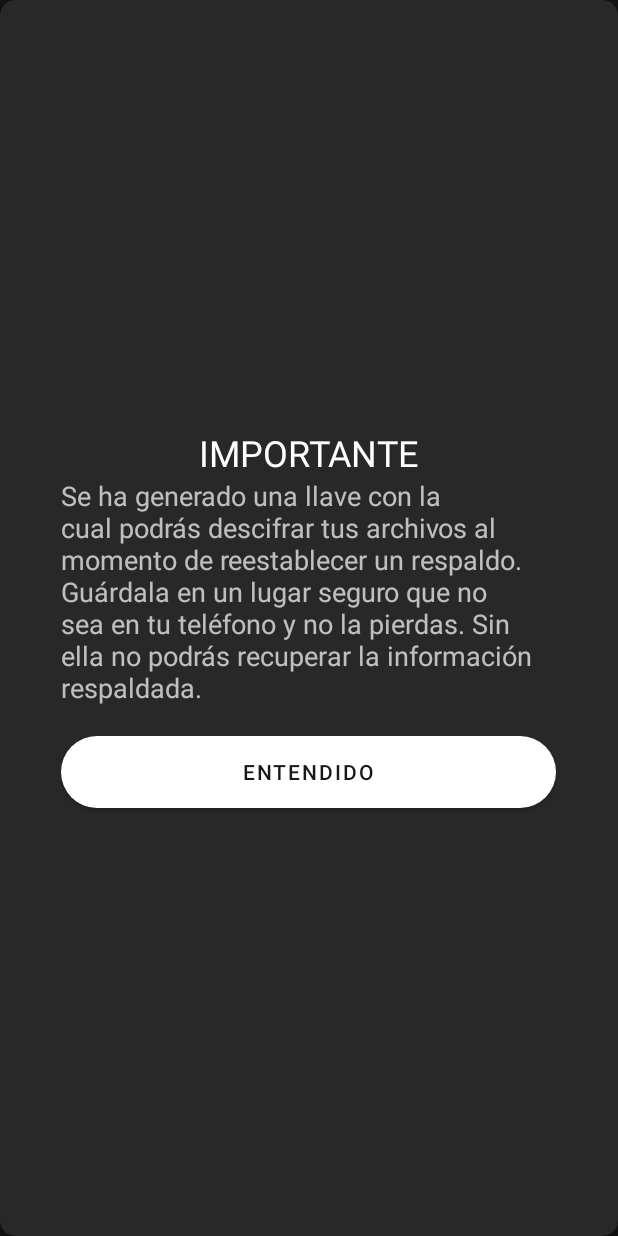
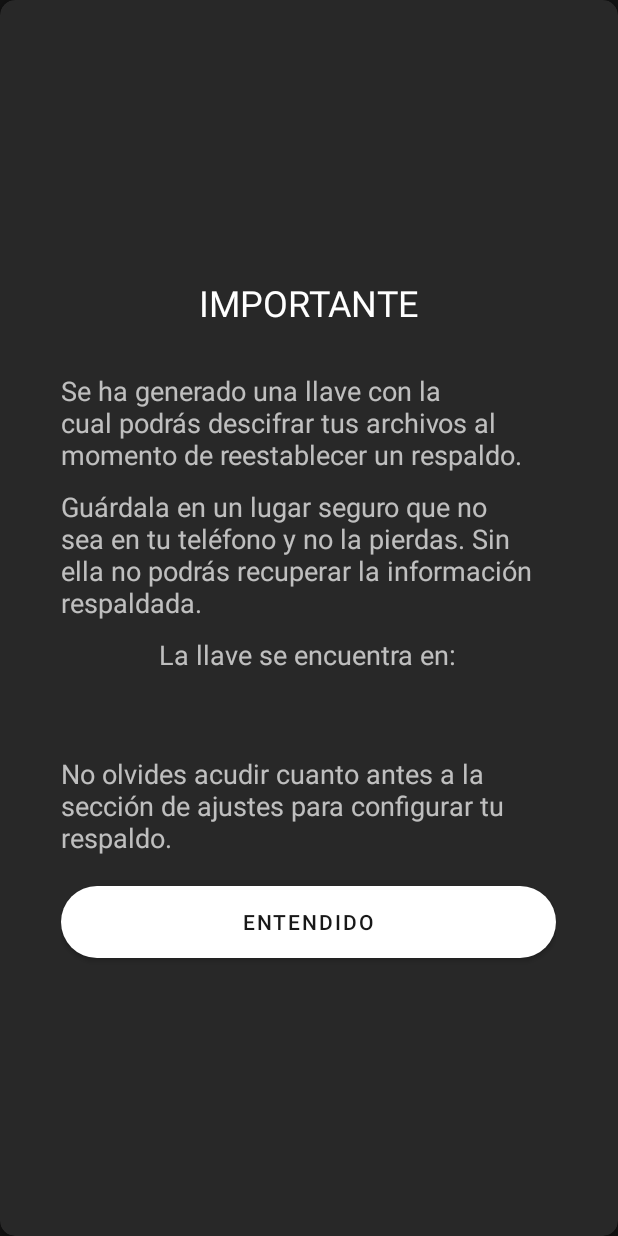
Before and after one commit to Me0089mo/EmergencyBackup, an Android app: the RegistrationSuccess screen opened directly, with no data from a screen before it, on a phone screen of 412 x 824 dp. Run offline under Robolectric (Android 15) with nearby library versions, the phone set to English and light mode, and no system bars.

```diff
--- a/V1.0/app/src/main/java/com/example/emergencybackupv10/RegistrationSuccess.kt
+++ b/V1.0/app/src/main/java/com/example/emergencybackupv10/RegistrationSuccess.kt
@@ -4,11 +4,17 @@ import android.content.Intent
 import androidx.appcompat.app.AppCompatActivity
 import android.os.Bundle
 import android.view.View
+import kotlinx.android.synthetic.main.activity_registration_success.*
 
 class RegistrationSuccess : AppCompatActivity() {
     override fun onCreate(savedInstanceState: Bundle?) {
         super.onCreate(savedInstanceState)
         setContentView(R.layout.activity_registration_success)
+        val key_loc = intent.getStringExtra(getString(R.string.KEY_LOCATION))
+        txt_key_location.text = key_loc
+        txt_key_location.setOnClickListener{ v ->
+
+        }
     }
 
     fun goHome(v: View){
--- a/V1.0/app/src/main/java/com/example/emergencybackupv10/fragments/HomeFragment.kt
+++ b/V1.0/app/src/main/java/com/example/emergencybackupv10/fragments/HomeFragment.kt
@@ -70,7 +70,7 @@ class HomeFragment : Fragment() {
 
         btn_cifrar.setOnClickListener { v: View? ->
             if (v != null) {
-                (activity as Home).startBackup(v)
+                (activity as Home).startBackup()
             }
         }
 
--- a/V1.0/app/src/main/res/layout/activity_registration_success.xml
+++ b/V1.0/app/src/main/res/layout/activity_registration_success.xml
@@ -70,6 +70,7 @@
                                             <TextView
                                                 android:layout_width="wrap_content"
                                                 android:layout_height="wrap_content"
+                                                android:layout_marginBottom="30dp"
                                                 android:text="@string/importante"
                                                 android:textAppearance="@style/TextAppearance.AppCompat.Headline"/>
 
@@ -77,6 +78,35 @@
                                                 android:layout_width="wrap_content"
                                                 android:layout_height="wrap_content"
                                                 android:text="@string/key_generated"
+                                                android:layout_marginBottom="10dp"
+                                                android:textAppearance="@style/TextAppearance.AppCompat.Medium" />
+
+                                            <TextView
+                                                android:layout_width="wrap_content"
+                                                android:layout_height="wrap_content"
+                                                android:text="@string/key_generated2"
+                                                android:layout_marginBottom="10dp"
+                                                android:textAppearance="@style/TextAppearance.AppCompat.Medium" />
+
+                                            <TextView
+                                                android:layout_width="wrap_content"
+                                                android:layout_height="wrap_content"
+                                                android:layout_marginBottom="10dp"
+                                                android:text="@string/key_location"
+                                                android:textAppearance="@style/TextAppearance.AppCompat.Medium" />
+
+                                            <TextView
+                                                android:id="@+id/txt_key_location"
+                                                android:layout_width="wrap_content"
+                                                android:layout_height="wrap_content"
+                                                android:text=""
+                                                android:layout_marginBottom="20dp"
+                                                android:textAppearance="@style/TextAppearance.AppCompat.Medium" />
+
+                                            <TextView
+                                                android:layout_width="wrap_content"
+                                                android:layout_height="wrap_content"
+                                                android:text="@string/go_to_config"
                                                 android:textAppearance="@style/TextAppearance.AppCompat.Medium" />
 
                                             <Button
--- a/V1.0/app/src/main/res/values/keys.xml
+++ b/V1.0/app/src/main/res/values/keys.xml
@@ -9,4 +9,6 @@
     <string name="ARG_PRIV_KEY">privateKey</string>
     <string name="CONFIG_WAS_LOGED_IN">LOGED_IN</string>
     <string name="CONFIG_DIR_SET">DIR_SET</string>
+    <string name="EMERGENCY">EMERGENCY</string>
+    <string name="KEY_LOCATION">priv_key_location</string>
 </resources>
--- a/V1.0/app/src/main/res/values/strings.xml
+++ b/V1.0/app/src/main/res/values/strings.xml
@@ -13,10 +13,15 @@
     </string>
 
     <string name="key_generated">Se ha generado una llave con la cual podrás descifrar tus archivos al momento de reestablecer un respaldo.
-
-Guárdala en un lugar seguro que no sea en tu teléfono y no la pierdas. Sin ella no podrás recuperar la información respaldada.
     </string>
+    <string name="key_generated2">Guárdala en un lugar seguro que no sea en tu teléfono y no la pierdas. Sin ella no podrás recuperar la información respaldada.
+    </string>
+    <string name="key_location">La llave se encuentra en:</string>
+    <string name="go_to_config">No olvides acudir cuanto antes a la sección de ajustes para configurar tu respaldo.</string>
     <string name="restore_warning">Si no has descargado tu respaldo previamente presiona el botón de descarga y espera unos momentos</string>
+    <string name="change_key">Si tinenes un respaldo en la nube que no hayas restaurado, no podrás recuperarlo si cambias tu llave</string>
+    <string name="change_key2">Una vez el cambio sea realizado, la llave anterior quedará inservible</string>
+    <string name="change_key3">Si deseas continuar, ingresa tu correo y contraseña, y presiona el botón para generar una nueva llave</string>
     <string name="login">Iniciar sesión</string>
     <string name="arg_backuponcloud">backuponclound</string>
     <string name="signup">Registrarse</string>
```
Also changed, not shown: V1.0/app/src/main/AndroidManifest.xml (+6 -3 lines), V1.0/app/src/main/java/com/example/emergencybackupv10/Backup.kt (+7 -6 lines), V1.0/app/src/main/java/com/example/emergencybackupv10/CommandAccess.kt (+14 -34 lines), V1.0/app/src/main/java/com/example/emergencybackupv10/Home.kt (+17 -6 lines), V1.0/app/src/main/java/com/example/emergencybackupv10/KeyManager.kt (+15 -1 lines), V1.0/app/src/main/java/com/example/emergencybackupv10/Login.kt (+7 -3 lines), V1.0/app/src/main/java/com/example/emergencybackupv10/fragments/BackupSettings.kt (+6 -4 lines), V1.0/app/src/main/java/com/example/emergencybackupv10/fragments/ChangeKey.kt (added, +102 -0 lines), V1.0/app/src/main/java/com/example/emergencybackupv10/networking/interfaces/UpdateUser.kt (+7 -0 lines), V1.0/app/src/main/res/layout/fragment_change_key.xml (added, +70 -0 lines), V1.0/app/src/main/res/layout/item_folder_viewer.xml (+0 -13 lines), V1.0/app/src/main/res/xml/network_security_config.xml (+5 -3 lines), 1 other file.
